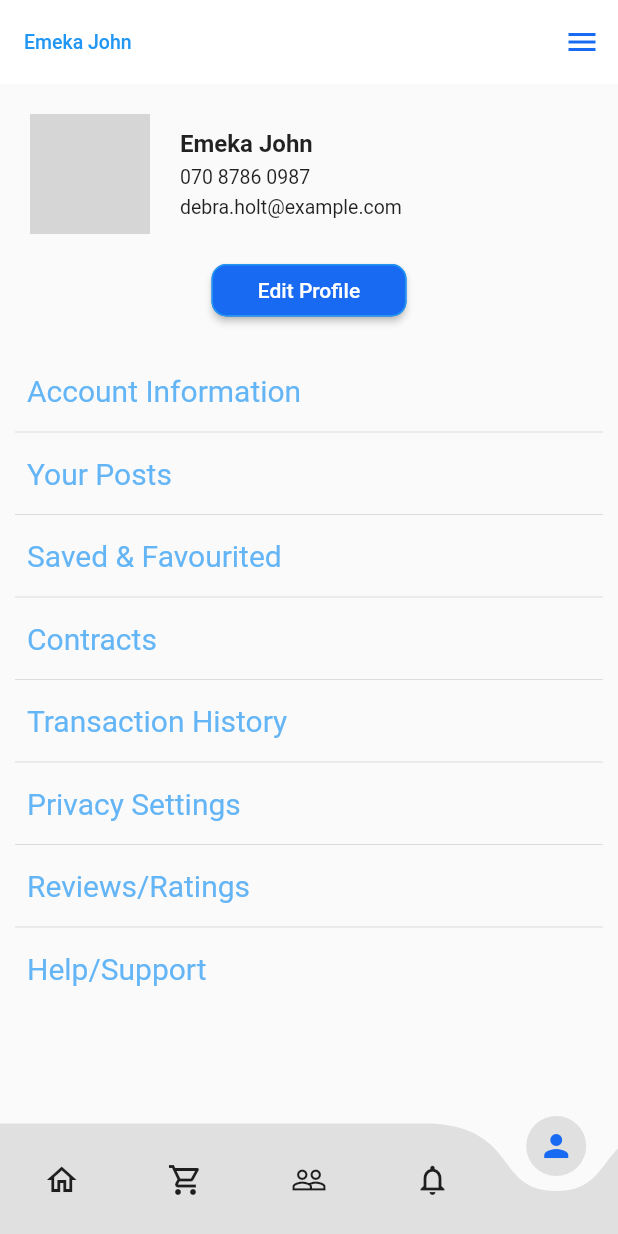
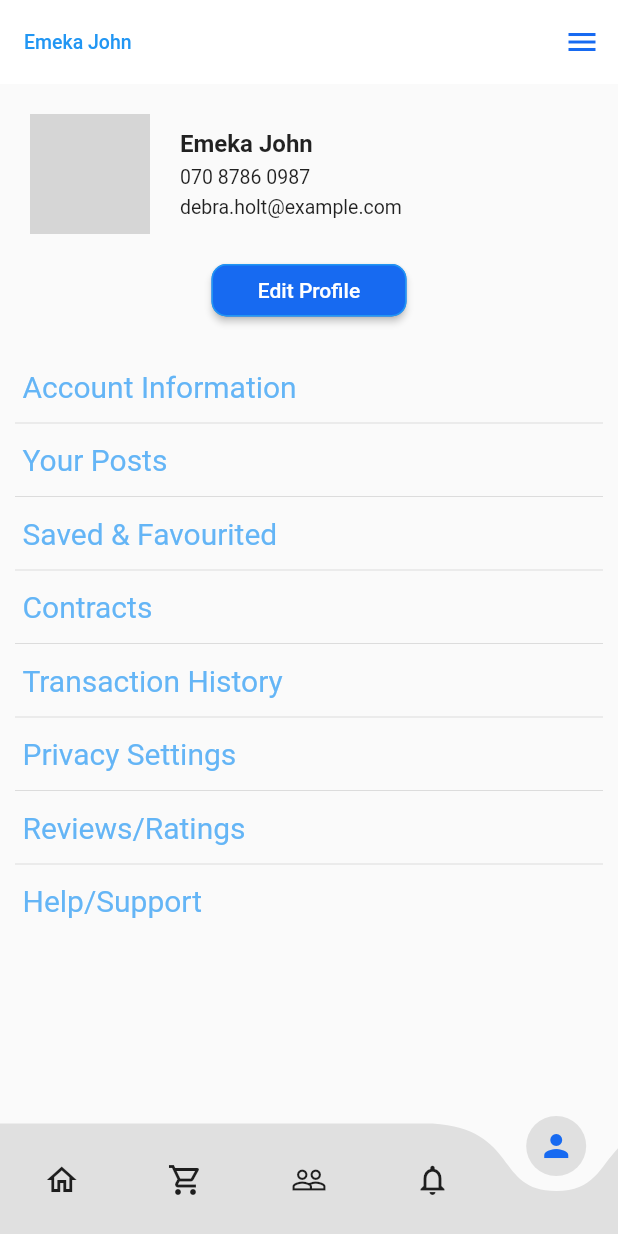
Before and after one commit to Needlinc/Needlinc, a Flutter app: the screen it shows after launch, item 5 of the bottom bar chosen, on a phone screen of 412 x 824 dp. Run offline on Flutter 3.47's test engine with Material 2 defaults, Android fonts, the phone set to English and light mode, and no system bars; drawn by our look-alikes of curved_navigation_bar; our stand-ins replace flutter_staggered_animations, google_fonts; network calls fail; Roboto replaces fonts that are missing (Arimo, Dosis, Oxygen); grey boxes are pictures that could not be loaded.

Commit message:
Make minor adjustments to profile page while adding google fonts

```diff
--- a/lib/needlinc/client-pages/people.dart
+++ b/lib/needlinc/client-pages/people.dart
@@ -15,7 +15,7 @@ class _PeoplePageState extends State<PeoplePage> {
     return Scaffold(
       appBar: AppBar(
         title: Text(
-          "FREELANCERSR",
+          "FREELANCERS",
           style: TextStyle(color: NeedlincColors.blue2, fontSize: 14),
         ),
         centerTitle: true,
--- a/lib/needlinc/client-pages/profile.dart
+++ b/lib/needlinc/client-pages/profile.dart
@@ -228,7 +228,7 @@ class _ProfilePageState extends State<ProfilePage> {
                 crossAxisAlignment: CrossAxisAlignment.start,
                 children: [
                   Container(
-                    padding: EdgeInsets.all(8.0),
+                    padding: EdgeInsets.all(5.0),
                     child: Text(
                       "Account Information",
                       style: GoogleFonts.oxygen(
@@ -239,7 +239,7 @@ class _ProfilePageState extends State<ProfilePage> {
                   ),
                   Divider(),
                   Container(
-                    padding: EdgeInsets.all(8.0),
+                    padding: EdgeInsets.all(5.0),
                     child: Text(
                       "Your Posts",
                       style: GoogleFonts.oxygen(
@@ -250,7 +250,7 @@ class _ProfilePageState extends State<ProfilePage> {
                   ),
                   Divider(),
                   Container(
-                    padding: EdgeInsets.all(8.0),
+                    padding: EdgeInsets.all(5.0),
                     child: Text(
                       "Saved & Favourited",
                       style: GoogleFonts.oxygen(
@@ -261,7 +261,7 @@ class _ProfilePageState extends State<ProfilePage> {
                   ),
                   Divider(),
                   Container(
-                    padding: EdgeInsets.all(8.0),
+                    padding: EdgeInsets.all(5.0),
                     child: Text(
                       "Contracts",
                       style: GoogleFonts.oxygen(
@@ -272,7 +272,7 @@ class _ProfilePageState extends State<ProfilePage> {
                   ),
                   Divider(),
                   Container(
-                    padding: EdgeInsets.all(8.0),
+                    padding: EdgeInsets.all(5.0),
                     child: Text(
                       "Transaction History",
                       style: GoogleFonts.oxygen(
@@ -283,7 +283,7 @@ class _ProfilePageState extends State<ProfilePage> {
                   ),
                   Divider(),
                   Container(
-                    padding: EdgeInsets.all(8.0),
+                    padding: EdgeInsets.all(5.0),
                     child: Text(
                       "Privacy Settings",
                       style: GoogleFonts.oxygen(
@@ -294,7 +294,7 @@ class _ProfilePageState extends State<ProfilePage> {
                   ),
                   Divider(),
                   Container(
-                    padding: EdgeInsets.all(8.0),
+                    padding: EdgeInsets.all(5.0),
                   child: Text(
                     "Reviews/Ratings",
                     style: GoogleFonts.oxygen(
@@ -305,7 +305,7 @@ class _ProfilePageState extends State<ProfilePage> {
                  ),
                   Divider(),
                   Container(
-                    padding: EdgeInsets.all(8.0),
+                    padding: EdgeInsets.all(5.0),
                     child: Text(
                       "Help/Support",
                       style: GoogleFonts.oxygen(
```
